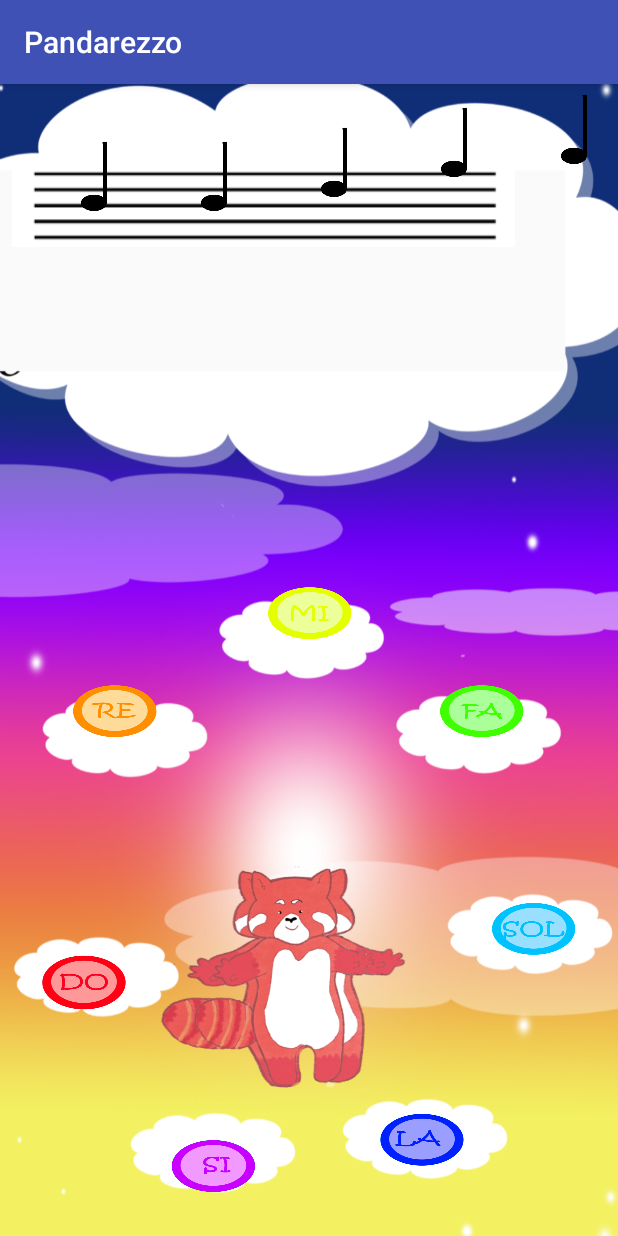
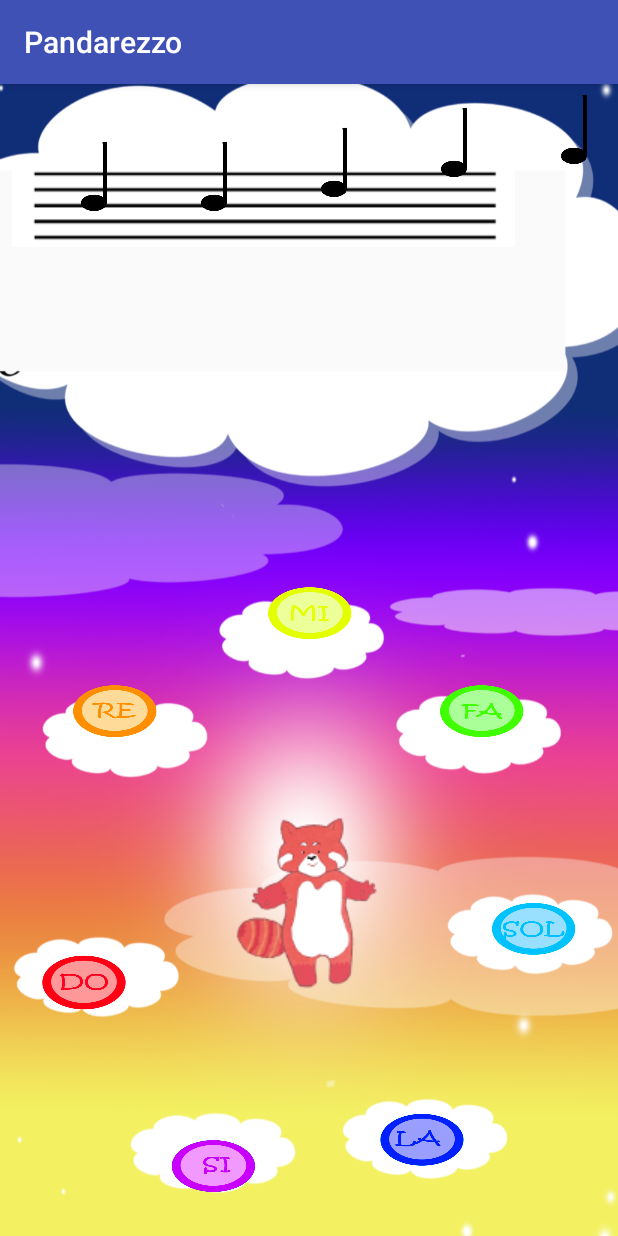
Before and after one commit to TheGroovINTpanda/Pandarezzo, an Android app: the Niveau1 screen opened directly, with no data from a screen before it, on a phone screen of 412 x 824 dp. Run offline under Robolectric (Android 15) with nearby library versions, the phone set to English and light mode, and no system bars; 3 statements that could not run were skipped.

Commit message:
pandas resized, fichier xml de l'animation de panda modifié

```diff
--- a/app/src/main/res/drawable/panda_animation.xml
+++ b/app/src/main/res/drawable/panda_animation.xml
@@ -1,10 +1,10 @@
 <animation-list xmlns:android="http://schemas.android.com/apk/res/android"
-    android:oneshot="true">
+    android:oneshot="false">
     <item android:drawable="@drawable/panda_leve_2_bras_00_resize" android:duration="200" /><item android:drawable="@drawable/panda_leve_2_bras_00_resize" android:duration="200" />
-    <item android:drawable="@drawable/panda_leve_2_bras_01_resize" android:duration="200" /><item android:drawable="@drawable/panda_leve_2_bras_00_resize" android:duration="200" />
-    <item android:drawable="@drawable/panda_leve_2_bras_02_resize" android:duration="200" /><item android:drawable="@drawable/panda_leve_2_bras_00_resize" android:duration="200" />
-    <item android:drawable="@drawable/panda_leve_2_bras_03_resize" android:duration="200" /><item android:drawable="@drawable/panda_leve_2_bras_00_resize" android:duration="200" />
-    <item android:drawable="@drawable/panda_leve_2_bras_04_resize" android:duration="200" /><item android:drawable="@drawable/panda_leve_2_bras_00_resize" android:duration="200" />
-    <item android:drawable="@drawable/panda_leve_2_bras_05_resize" android:duration="200" /><item android:drawable="@drawable/panda_leve_2_bras_00_resize" android:duration="200" />
-    <item android:drawable="@drawable/panda_leve_2_bras_06_resize" android:duration="200" /><item android:drawable="@drawable/panda_leve_2_bras_00_resize" android:duration="200" />
+    <item android:drawable="@drawable/panda_leve_2_bras_01_resize" android:duration="200" /><item android:drawable="@drawable/panda_leve_2_bras_01_resize" android:duration="200" />
+    <item android:drawable="@drawable/panda_leve_2_bras_02_resize" android:duration="200" /><item android:drawable="@drawable/panda_leve_2_bras_02_resize" android:duration="200" />
+    <item android:drawable="@drawable/panda_leve_2_bras_03_resize" android:duration="200" /><item android:drawable="@drawable/panda_leve_2_bras_03_resize" android:duration="200" />
+    <item android:drawable="@drawable/panda_leve_2_bras_04_resize" android:duration="200" /><item android:drawable="@drawable/panda_leve_2_bras_04_resize" android:duration="200" />
+    <item android:drawable="@drawable/panda_leve_2_bras_05_resize" android:duration="200" /><item android:drawable="@drawable/panda_leve_2_bras_05_resize" android:duration="200" />
+    <item android:drawable="@drawable/panda_leve_2_bras_06_resize" android:duration="200" /><item android:drawable="@drawable/panda_leve_2_bras_06_resize" android:duration="200" />
 </animation-list>
--- a/app/src/main/res/layout/niveau1.xml
+++ b/app/src/main/res/layout/niveau1.xml
@@ -203,19 +203,18 @@
         app:srcCompat="@drawable/note_noir_resize" />
 
     <ImageView
-        android:id="@+id/pandaMignon"
-        android:layout_width="175dp"
-        android:layout_height="228dp"
+        android:id="@+id/imageView2"
+        android:layout_width="wrap_content"
+        android:layout_height="wrap_content"
         android:layout_marginBottom="8dp"
         android:layout_marginEnd="8dp"
-        android:layout_marginStart="104dp"
+        android:layout_marginStart="8dp"
         android:layout_marginTop="8dp"
         app:layout_constraintBottom_toBottomOf="parent"
-        app:layout_constraintEnd_toEndOf="parent"
-        app:layout_constraintHorizontal_bias="0.0"
+        app:layout_constraintEnd_toEndOf="@+id/sol_bulle"
         app:layout_constraintStart_toStartOf="parent"
-        app:layout_constraintTop_toTopOf="parent"
-        app:layout_constraintVertical_bias="0.921"
+        app:layout_constraintTop_toTopOf="@+id/imageViewPortee_resize"
+        app:layout_constraintVertical_bias="0.79"
         app:srcCompat="@drawable/panda_leve_2_bras_00_resize" />
 
     <!--
```
Also changed, not shown: app/src/main/res/drawable/panda_leve_2_bras_00_resize.png, app/src/main/res/drawable/panda_leve_2_bras_01_resize.png, app/src/main/res/drawable/panda_leve_2_bras_02_resize.png, app/src/main/res/drawable/panda_leve_2_bras_03_resize.png, app/src/main/res/drawable/panda_leve_2_bras_04_resize.png, app/src/main/res/drawable/panda_leve_2_bras_05_resize.png, app/src/main/res/drawable/panda_leve_2_bras_06_resize.png.
